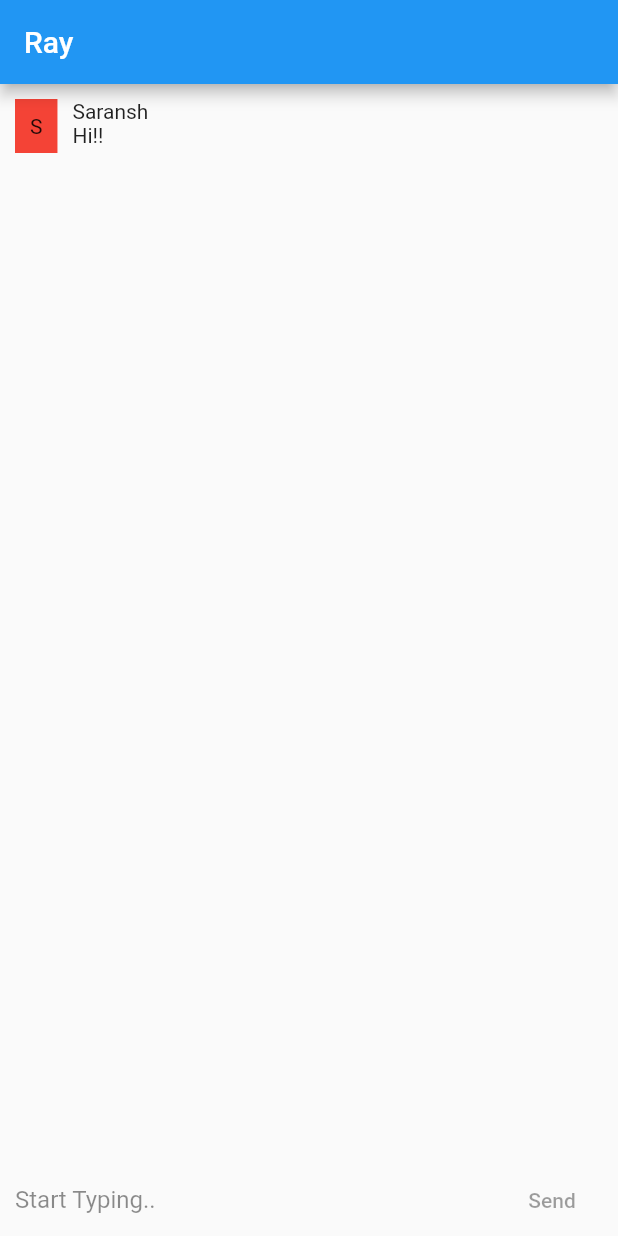
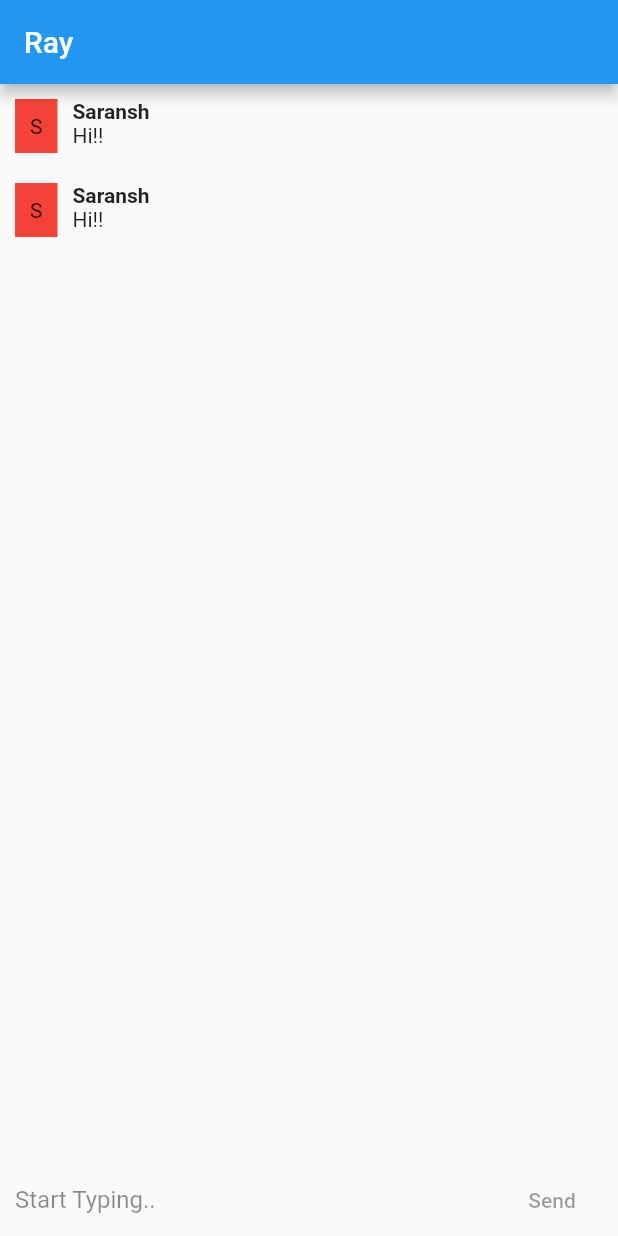
Before and after one commit to saranshgupta1995/Ray---chat, a Flutter app: the screen it shows after launch, on a phone screen of 412 x 824 dp. Run offline on Flutter 3.47's test engine with Material 2 defaults, Android fonts, the phone set to English and light mode, and no system bars.

Commit message:
code quality

```diff
--- a/lib/components/chat-component.dart
+++ b/lib/components/chat-component.dart
@@ -2,7 +2,8 @@ import 'package:flutter/material.dart';
 
 class _ChatWindowState extends State<ChatWindow> {
   final chatData = [
-    {'n': 'S', 'c': 'Hi!!', 't': 'bot', 'name': 'Saransh'}
+    {'n': 'S', 'message': 'Hi!!', 'type': 'bot', 'name': 'Saransh'},
+    {'n': 'S', 'message': 'Hi!!', 'type': 'bot', 'name': 'Saransh'},
   ];
 
   Widget build(BuildContext context) {
@@ -10,7 +11,7 @@ class _ChatWindowState extends State<ChatWindow> {
       child: ListView(
         padding: EdgeInsets.fromLTRB(10, 0, 10, 0),
         children: List.generate(chatData.length, (i) {
-              if (chatData[i]['t'] == 'bot')
+          if (chatData[i]['type'] == 'bot')
             return Container(
               padding: EdgeInsets.symmetric(vertical: 10),
               // elevation: 0,
@@ -39,11 +40,12 @@ class _ChatWindowState extends State<ChatWindow> {
                           padding: EdgeInsets.fromLTRB(10, 0, 10, 0),
                           child: Text(
                             chatData[i]['name'],
+                            style: TextStyle(fontWeight: FontWeight.bold),
                           ),
                         ),
                         Padding(
                           padding: EdgeInsets.fromLTRB(10, 0, 10, 0),
-                              child: Text(chatData[i]['c']),
+                          child: Text(chatData[i]['message']),
                         ),
                       ],
                     ),
@@ -51,7 +53,9 @@ class _ChatWindowState extends State<ChatWindow> {
                 ],
               ),
             );
-            })));
+        }),
+      ),
+    );
   }
 }
 
```
Lines whose indentation alone changed are shown as unchanged.
